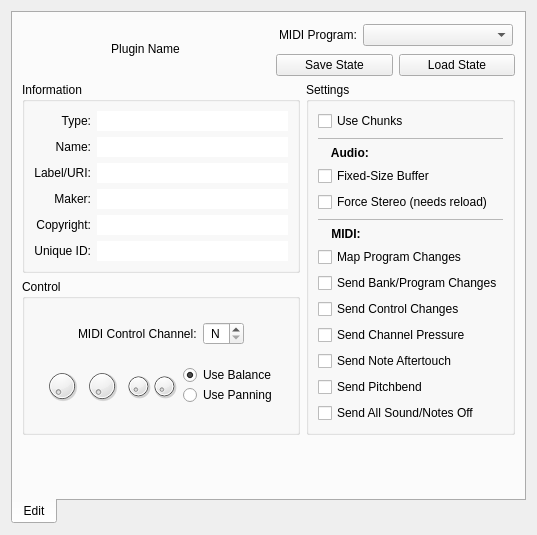
The window that resources/ui/carla_edit.ui (falkTX/Carla) describes before a commit, drawn with Qt 5.
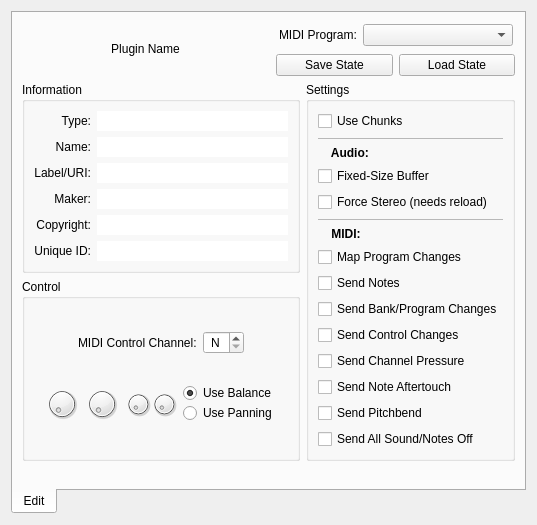
The same window after the commit. Icons and pictures are not drawn. Custom widgets are drawn as their Qt base class.

Commit message: Add option to disabling sending notes to plugins (reverse on)

What changed in the file:
```diff
--- a/resources/ui/carla_edit.ui
+++ b/resources/ui/carla_edit.ui
@@ -7,7 +7,7 @@
     <x>0</x>
     <y>0</y>
     <width>537</width>
-    <height>535</height>
+    <height>525</height>
    </rect>
   </property>
   <property name="windowTitle">
@@ -405,6 +405,13 @@
             </property>
            </widget>
           </item>
+          <item>
+           <widget class="QCheckBox" name="ch_send_notes">
+            <property name="text">
+             <string>Send Notes</string>
+            </property>
+           </widget>
+          </item>
           <item>
            <widget class="QCheckBox" name="ch_send_program_changes">
             <property name="text">
```
The commit also changes 12 other files.
